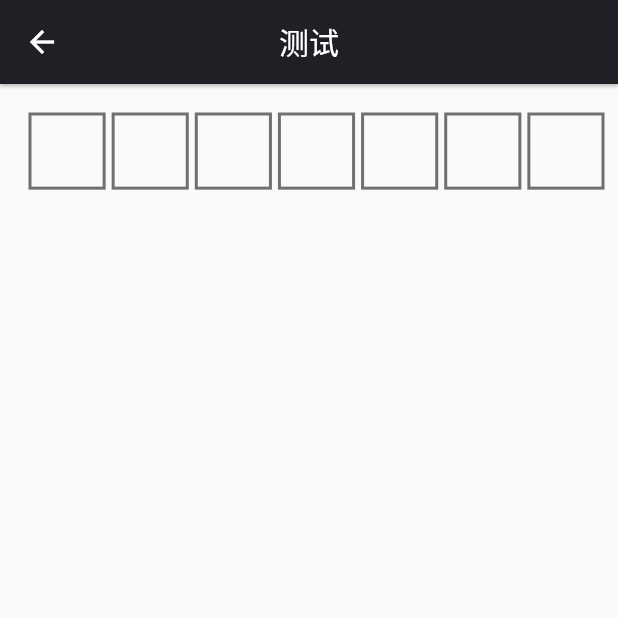
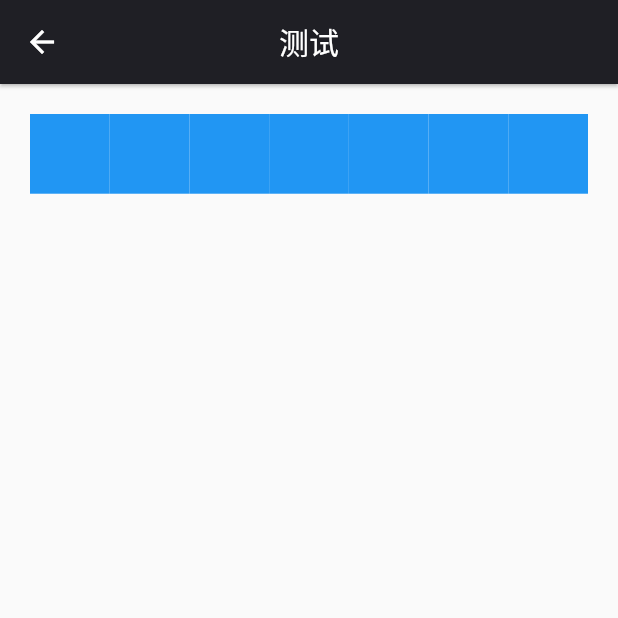
Before and after one commit to zhyhub/flutter_keyboard, a Flutter app: the screen it shows after launch, after a tap on "车牌键盘", on a phone screen of 412 x 824 dp, the top half of it. Run offline on Flutter 3.47's test engine with Material 2 defaults, Android fonts, the phone set to English and light mode, and no system bars.

Commit message:
优化输入框

```diff
--- a/lib/keyboard/sushi_input_widget.dart
+++ b/lib/keyboard/sushi_input_widget.dart
@@ -24,68 +24,43 @@ class _SushiPainter extends CustomPainter {
 
   @override
   void paint(Canvas canvas, Size size) {
-    print('paint ======== ${size.width}');
     _rectPaint = Paint()
-      ..color = Color(0xff707070)
-      ..style = PaintingStyle.stroke
+      ..color = Colors.blue
+      ..style = PaintingStyle.fill
       ..strokeWidth = 2
       ..isAntiAlias = true;
 
-    double _width = (size.width - ((pinLength - 1) * 16)) / pinLength;
-
-    double startX = 0.0;
-    double startY = _width + 10;
+    double _x = size.width / 7 / 2;
+    double _y = size.width / 7 / 2;
+    double _textSize = 18.0;
 
     for (int i = 0; i < pinLength; i++) {
-      RRect rRect = RRect.fromRectAndRadius(
-          Rect.fromLTRB(
-            startX,
-            0,
-            startX + startY,
-            startY,
-          ),
-          Radius.circular(0.0));
+      Rect rect = Rect.fromCircle(center: Offset(_x, _y), radius: _y);
+      RRect rRect = RRect.fromRectAndRadius(rect, Radius.circular(0.0));
       canvas.drawRRect(rRect, _rectPaint);
-      if (i == pinLength - 1) {
-        startX = size.width;
-      } else {
-        startX += _width + 16;
-      }
-      print('fromRectAndRadius ======== $startX  ,  $startY  , $_width');
+      _x = _x + size.width / 7;
     }
 
-    var index = 0;
-    startY = 0.0;
+    _x = size.width / 7 / 2;
 
     text.runes.forEach((rune) {
       String code = String.fromCharCode(rune);
-      TextPainter textPainter = TextPainter(
-        text: TextSpan(
-          style: TextStyle(
-            color: Colors.black,
-            fontSize: 24.0,
+      TextPainter(
+          text: TextSpan(
+            text: code,
+            style: TextStyle(
+                color: Colors.white,
+                fontSize: _textSize,
+                textBaseline: TextBaseline.ideographic,
+                fontWeight: FontWeight.bold),
           ),
-          text: code,
-        ),
-        textAlign: TextAlign.center,
-        textDirection: TextDirection.ltr,
-      );
-      textPainter.layout();
+          textDirection: TextDirection.ltr,
+          textAlign: TextAlign.center)
+        ..layout(maxWidth: 0.0, minWidth: 0.0)
+        ..paint(canvas, Offset(_x, _y / 2));
 
-      if (startY == 0.0) {
-        startY = _width / 2 - textPainter.height / 2 + 6;
-      }
-      startX = _width * index +
-          _width / 2 -
-          textPainter.width / 2 +
-          16 * index +
-          index * 2;
-
-      textPainter.paint(canvas, Offset(startX, startY));
-      index++;
-
-      print(
-          'TextPainter ======== $startX  ,  $startY , $index  ， =======   ${textPainter.height}   ....   ${textPainter.width}');
+      _x = _x + size.width / 7;
+      _textSize = 24;
     });
   }
 
```
